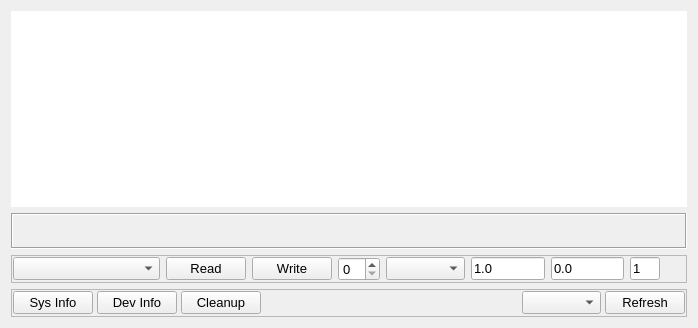
Above: infoform.ui from MccDv/mdihattest before the change. Below: the same form after it.
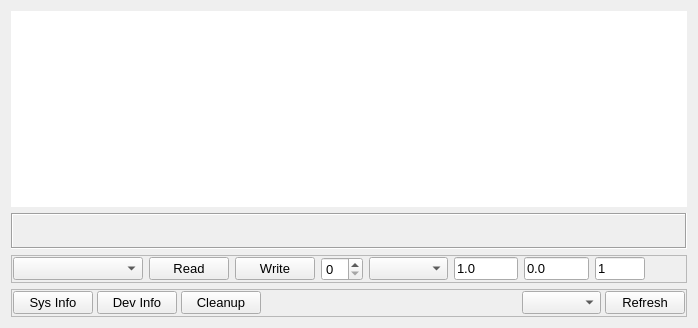
That is the form after the change.

Commit message: Widened input box for new function

The edit to the form file:
```diff
--- a/infoform.ui
+++ b/infoform.ui
@@ -164,7 +164,7 @@
      <property name="frameShadow">
       <enum>QFrame::Raised</enum>
      </property>
-     <layout class="QHBoxLayout" name="horizontalLayout_2" stretch="6,2,2,1,2,3,3,3,1">
+     <layout class="QHBoxLayout" name="horizontalLayout_2" stretch="6,2,2,1,2,3,3,3,0">
       <property name="leftMargin">
        <number>1</number>
       </property>
@@ -228,7 +228,7 @@
        <widget class="QLineEdit" name="leFlashCount">
         <property name="maximumSize">
          <size>
-          <width>30</width>
+          <width>50</width>
           <height>16777215</height>
          </size>
         </property>
```
